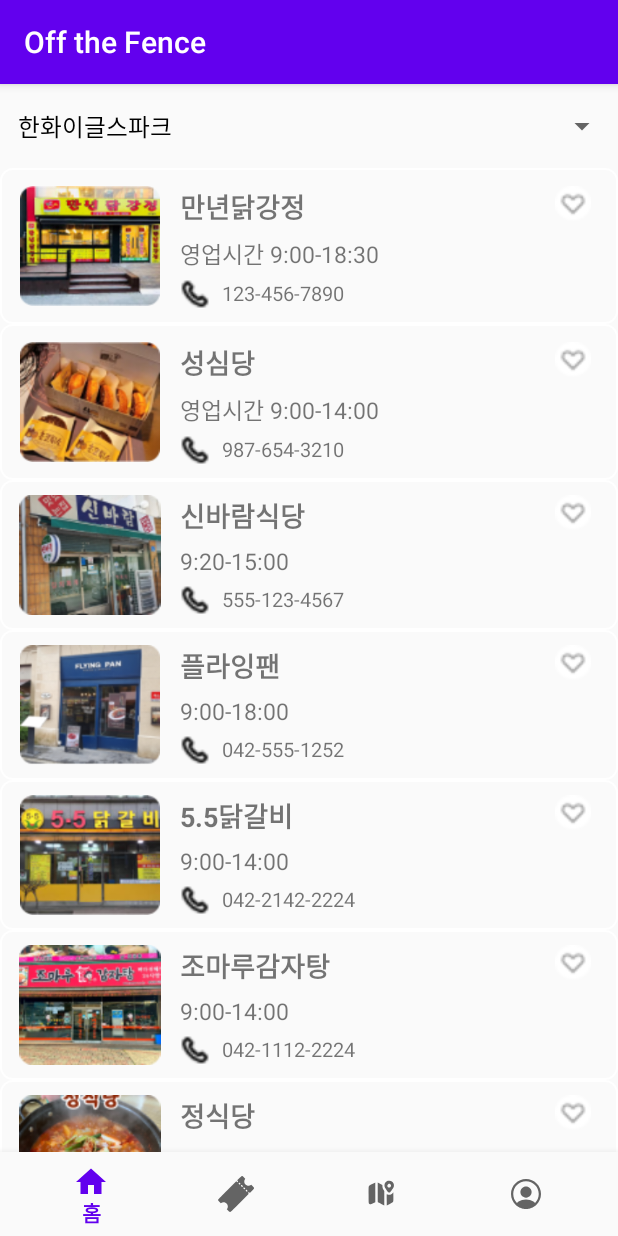
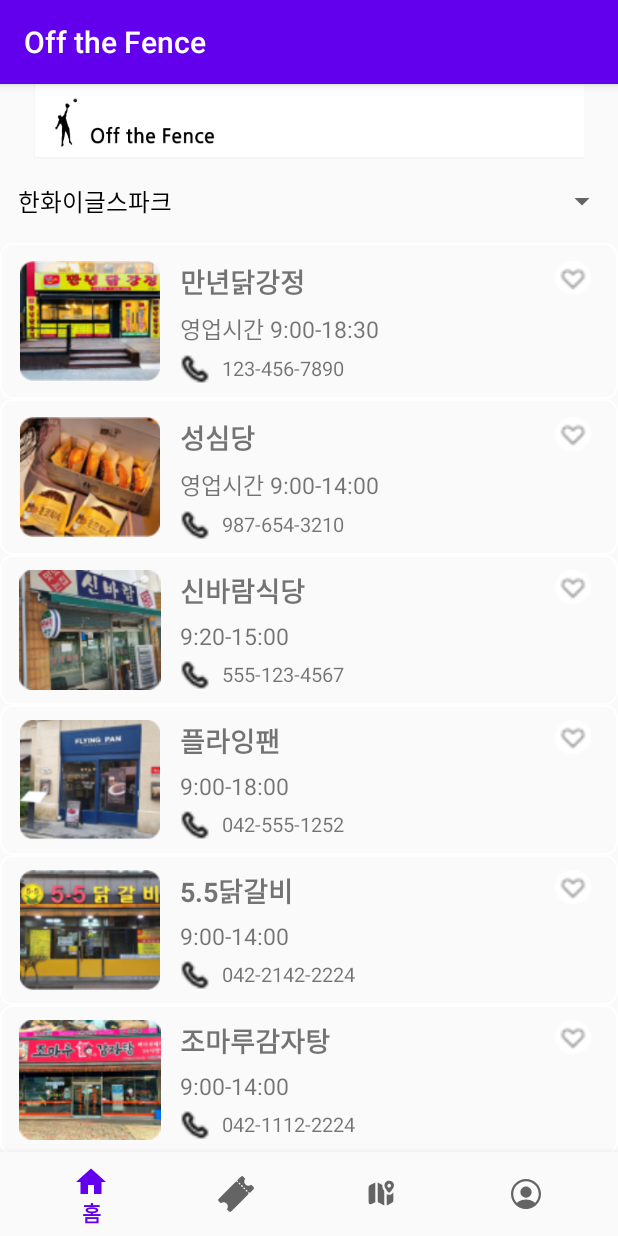
Before and after one commit to sj0919/OTF, an Android app: the screen it shows after launch (MainActivity), after a tap on "선택", on a phone screen of 412 x 824 dp. Run offline under Robolectric (Android 15) with nearby library versions, the phone set to English and light mode, and no system bars; our stand-ins replace navigation-ui.

Commit message:
액션바 제거

```diff
--- a/app/src/main/java/com/example/week1/ChooseTeam.kt
+++ b/app/src/main/java/com/example/week1/ChooseTeam.kt
@@ -27,6 +27,9 @@ class ChooseTeam : AppCompatActivity() {
     override fun onCreate(savedInstanceState: Bundle?) {
         super.onCreate(savedInstanceState)
         setContentView(R.layout.activity_chooseteam)
+
+        // 액션바 숨기기
+        supportActionBar?.hide()
 
         val imageView = findViewById<ImageView>(R.id.imageView)
         val nextButton = findViewById<Button>(R.id.next_button)
@@ -64,9 +67,9 @@ class ChooseTeam : AppCompatActivity() {
         imageView.setImageResource(imageList[currentImageIndex])
     }
 
-
     override fun onSaveInstanceState(outState: Bundle) {
         super.onSaveInstanceState(outState)
         outState.putInt("currentImageIndex", currentImageIndex)
     }
+
 }
--- a/app/src/main/java/com/example/week1/LoginActivity.kt
+++ b/app/src/main/java/com/example/week1/LoginActivity.kt
@@ -18,7 +18,8 @@ class LoginActivity : AppCompatActivity() {
         super.onCreate(savedInstanceState)
         binding = ActivityLoginBinding.inflate(layoutInflater)
         setContentView(binding.root)
-
+        // 액션바 숨기기
+        supportActionBar?.hide()
         // Initialize test users
         initializeTestUsers()
 
--- a/app/src/main/res/layout/fragment_home.xml
+++ b/app/src/main/res/layout/fragment_home.xml
@@ -4,13 +4,22 @@
     xmlns:tools="http://schemas.android.com/tools"
     android:layout_width="match_parent"
     android:layout_height="match_parent"
+    android:background="#FBFAFA"
     tools:context=".ui.home.HomeFragment">
 
+    <ImageView
+        android:layout_width="400dp"
+        android:layout_height="50dp"
+        android:src="@drawable/logo_title"
+        app:layout_constraintEnd_toEndOf="parent"
+        app:layout_constraintStart_toStartOf="parent"
+        app:layout_constraintTop_toTopOf="parent" />
     <!-- Spinner -->
     <Spinner
         android:id="@+id/spinnerBaseballStadium"
         android:layout_width="match_parent"
         android:layout_height="wrap_content"
+        android:layout_marginTop="50dp"
         android:minHeight="48dp"
         android:padding="4dp"
         android:textSize="24dp"
@@ -25,9 +34,9 @@
         android:id="@+id/contactsRecyclerView"
         android:layout_width="match_parent"
         android:layout_height="0dp"
-        app:layout_constraintTop_toBottomOf="@id/spinnerBaseballStadium"
         app:layout_constraintBottom_toBottomOf="parent"
+        app:layout_constraintEnd_toEndOf="parent"
         app:layout_constraintStart_toStartOf="parent"
-        app:layout_constraintEnd_toEndOf="parent" />
+        app:layout_constraintTop_toBottomOf="@id/spinnerBaseballStadium" />
 
 </androidx.constraintlayout.widget.ConstraintLayout>
```
